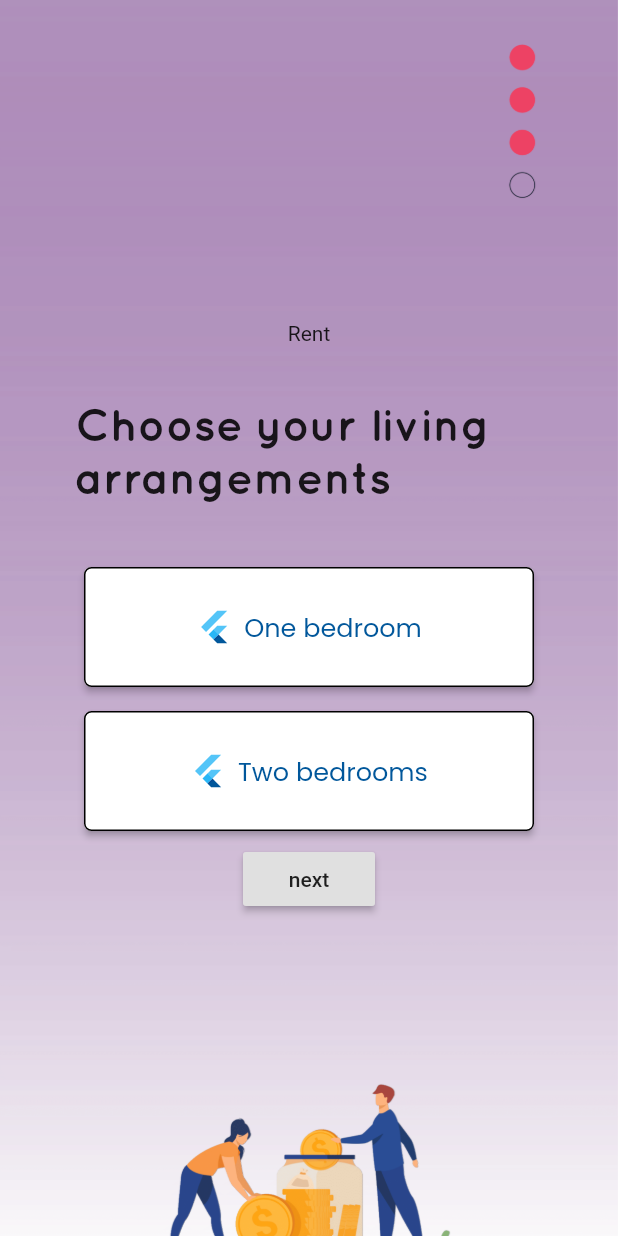
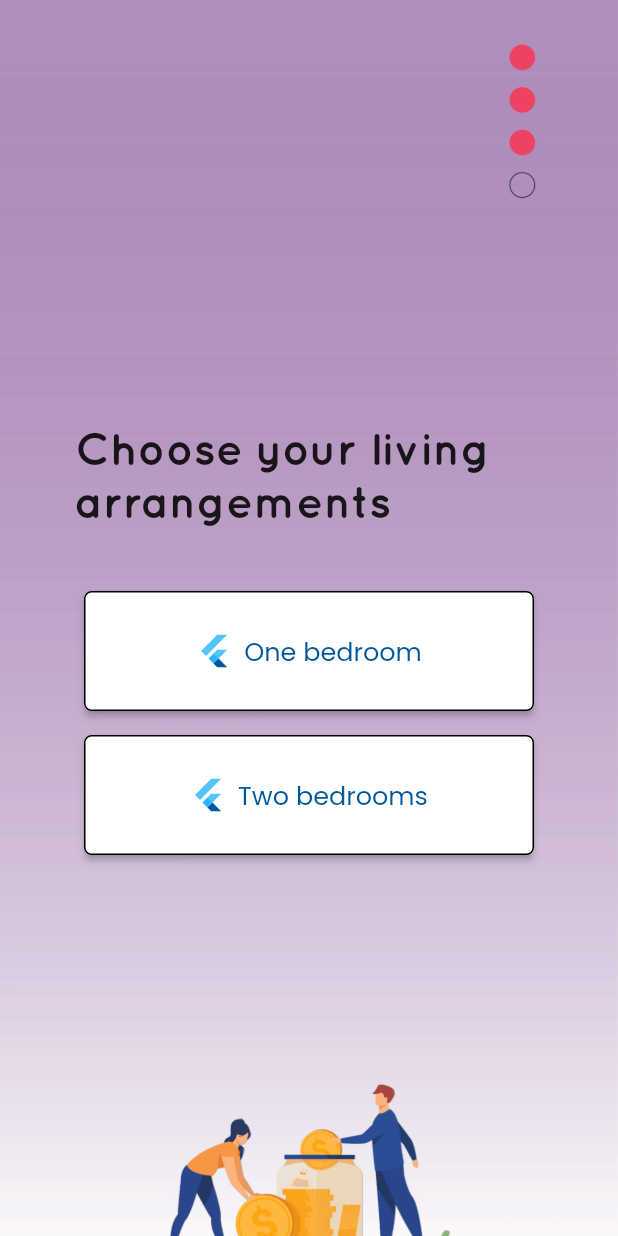
Before and after one commit to emilydeutsch/KA-CHING, a Flutter app: the RentPage screen opened directly, after a tap on "One bedroom", on a phone screen of 412 x 824 dp. Run offline on Flutter 3.47's test engine with Material 2 defaults, Android fonts, the phone set to English and light mode, and no system bars.

Commit message:
Updated Food + Rent

```diff
--- a/lib/RentPage.dart
+++ b/lib/RentPage.dart
@@ -5,16 +5,18 @@ import 'package:katching_app/SlideTransition.dart';
 // ignore: must_be_immutable
 class RentPage extends StatefulWidget {
   List<String> userSelection;
+
   RentPage({this.userSelection});
+
   @override
   _RentPageState createState() => _RentPageState();
 }
 
 class _RentPageState extends State<RentPage> {
-
   @override
   Widget build(BuildContext context) {
-    return Scaffold(body:new Stack(
+    return Scaffold(
+      body: new Stack(
         children: <Widget>[
           Container(
             decoration: BoxDecoration(
@@ -23,40 +25,19 @@ class _RentPageState extends State<RentPage> {
                 fit: BoxFit.cover,
               ),
             ),
-    ), Center(
+          ),
+          Center(
             child: Column(
               mainAxisSize: MainAxisSize.min,
               children: <Widget>[
-          Text("Rent"),
-          LivingArrangementsWidget(),
-          RaisedButton(
-              child:Text("next"),
-              onPressed: () {
-                Navigator.push(context,
-                    SlideRightRoute(page: FoodPage(userSelection:widget.userSelection)));
-              }
-          ),
-        ],
-      ),
-    ),
-          ],
-    ),
-    );
-  }
-}
-
-class LivingArrangementsWidget extends StatelessWidget {
-  @override
-  Widget build(BuildContext context) {
-    return Center(
+                Center(
                   child: Container(
                       //color: Colors.grey,
                       child: Center(
-            child: Column(
-                children: <Widget>[
+                    child: Column(children: <Widget>[
                       Center(
                         heightFactor: 2,
-                    child:Padding(
+                        child: Padding(
                           padding: const EdgeInsets.symmetric(horizontal: 50.0),
                           child: Text(
                             'Choose your living arrangements',
@@ -69,13 +50,19 @@ class LivingArrangementsWidget extends StatelessWidget {
                             textAlign: TextAlign.left,
                           ),
                         ),
-
                       ),
-
                       Padding(
                         padding: const EdgeInsets.all(8.0),
                         child: ElevatedButton.icon(
-                      onPressed: (){},
+                          onPressed: () {
+                              widget.userSelection[2] = 'one';
+                              Navigator.push(
+                                  context,
+                                  SlideRightRoute(
+                                      page: FoodPage(
+                                          userSelection: widget.userSelection))
+                              );
+                          },
                           icon: FlutterLogo(),
                           label: Text(
                             'One bedroom',
@@ -91,7 +78,15 @@ class LivingArrangementsWidget extends StatelessWidget {
                       Padding(
                         padding: const EdgeInsets.all(8.0),
                         child: ElevatedButton.icon(
-                      onPressed: (){},
+                          onPressed: () {
+                            widget.userSelection[2] = 'two';
+                            Navigator.push(
+                                context,
+                                SlideRightRoute(
+                                    page: FoodPage(
+                                        userSelection: widget.userSelection))
+                            );
+                          },
                           icon: FlutterLogo(),
                           label: Text(
                             'Two bedrooms',
@@ -104,10 +99,13 @@ class LivingArrangementsWidget extends StatelessWidget {
                           style: raisedButtonStyle2,
                         ),
                       )
-                ]
+                    ]),
+                  )),
                 ),
-          )
-
+              ],
+            ),
+          ),
+        ],
       ),
     );
   }
```
Also changed, not shown: lib/FoodPage.dart (+32 -35 lines). Lines whose indentation alone changed are shown as unchanged.
